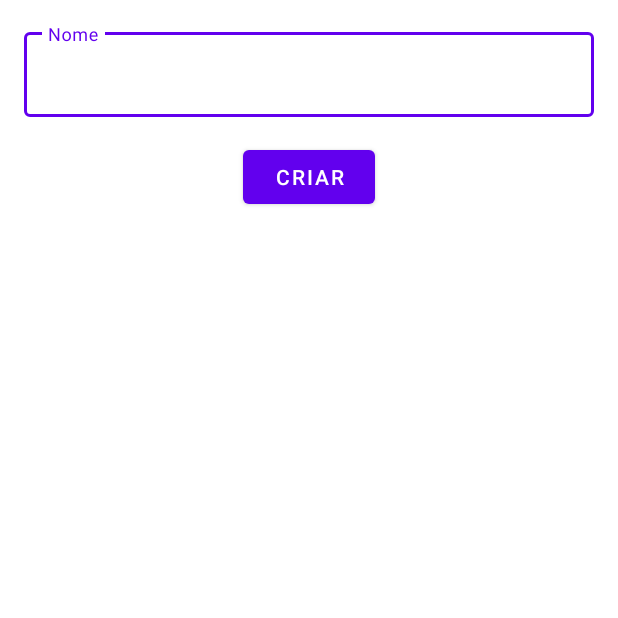
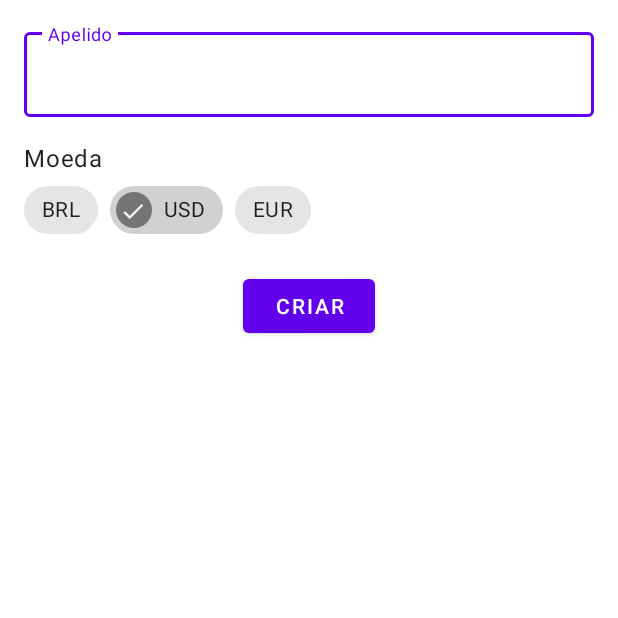
Before and after one commit to Irineu333/Vault, an Android app: the fragment PiggyBankFragment shown on its own in the app's theme, on a phone screen of 412 x 824 dp, the top half of it. Run offline under Robolectric (Android 15) with nearby library versions, the phone set to English and light mode, and no system bars.

```diff
--- a/app/src/main/java/com/neo/vault/ui/component/ValueView.kt
+++ b/app/src/main/java/com/neo/vault/ui/component/ValueView.kt
@@ -7,7 +7,7 @@ import android.widget.TextView
 import androidx.core.widget.TextViewCompat
 import com.neo.vault.R
 import com.neo.vault.model.Value
-import com.neo.vault.util.MoneyUtil
+import com.neo.vault.util.CurrencyUtil
 
 class ValueView(
     context: Context,
@@ -43,7 +43,7 @@ class ValueView(
     }
 
     private fun setupValue(value: Value) = with(tvValue) {
-        text = MoneyUtil.toCurrency(value.value)
+        text = CurrencyUtil.toCurrency(value.value)
 
         val textAppearance = when (value) {
             is Value.Total -> R.style.TextAppearance_ValueView_Value_Total
--- a/app/src/main/java/com/neo/vault/ui/fragment/createVault/PiggyBankFragment.kt
+++ b/app/src/main/java/com/neo/vault/ui/fragment/createVault/PiggyBankFragment.kt
@@ -5,7 +5,9 @@ import android.view.LayoutInflater
 import android.view.View
 import android.view.ViewGroup
 import androidx.fragment.app.Fragment
+import com.neo.vault.R
 import com.neo.vault.databinding.FragmentPiggyBankBinding
+import com.neo.vault.util.CurrencyUtil
 
 class PiggyBankFragment : Fragment() {
 
@@ -34,7 +36,27 @@ class PiggyBankFragment : Fragment() {
     override fun onViewCreated(view: View, savedInstanceState: Bundle?) {
         super.onViewCreated(view, savedInstanceState)
 
+        setupView()
+    }
 
+    private fun setupView() {
+        setupCurrency()
+    }
+
+    private fun setupCurrency() = with(binding.cgCurrency) {
+        when (CurrencyUtil.currency.currencyCode) {
+            "BRL" -> {
+                check(R.id.chip_brl)
+            }
+
+            "USD" -> {
+                check(R.id.chip_usd)
+            }
+
+            "EUR" -> {
+                check(R.id.chip_eur)
+            }
+        }
     }
 
 }
--- a/app/src/main/java/com/neo/vault/util/MoneyUtil.kt
+++ b/app/src/main/java/com/neo/vault/util/CurrencyUtil.kt
@@ -5,7 +5,7 @@ import com.neo.vault.app
 import java.util.*
 import java.util.regex.Pattern
 
-object MoneyUtil {
+object CurrencyUtil {
 
     val locale get() = ConfigurationCompat.getLocales(app.resources.configuration)[0]
     val currency get() = Currency.getInstance(locale)
--- a/app/src/main/res/layout/fragment_piggy_bank.xml
+++ b/app/src/main/res/layout/fragment_piggy_bank.xml
@@ -1,5 +1,6 @@
 <?xml version="1.0" encoding="utf-8"?>
 <LinearLayout xmlns:android="http://schemas.android.com/apk/res/android"
+    xmlns:app="http://schemas.android.com/apk/res-auto"
     android:layout_width="match_parent"
     android:layout_height="match_parent"
     android:orientation="vertical"
@@ -10,7 +11,7 @@
         style="@style/Widget.MaterialComponents.TextInputLayout.OutlinedBox"
         android:layout_width="match_parent"
         android:layout_height="wrap_content"
-        android:hint="Nome">
+        android:hint="Apelido">
 
         <com.google.android.material.textfield.TextInputEditText
             android:layout_width="match_parent"
@@ -18,6 +19,42 @@
 
     </com.google.android.material.textfield.TextInputLayout>
 
+    <TextView
+        android:layout_width="wrap_content"
+        android:layout_height="wrap_content"
+        android:layout_marginTop="16dp"
+        android:text="Moeda"
+        android:textAppearance="@style/TextAppearance.Material3.BodyLarge" />
+
+    <com.google.android.material.chip.ChipGroup
+        android:id="@+id/cg_currency"
+        android:layout_width="match_parent"
+        android:layout_height="wrap_content"
+        app:selectionRequired="true"
+        app:singleSelection="true">
+
+        <com.google.android.material.chip.Chip
+            android:id="@+id/chip_brl"
+            android:layout_width="wrap_content"
+            android:layout_height="match_parent"
+            android:checkable="true"
+            android:text="BRL" />
+
+        <com.google.android.material.chip.Chip
+            android:id="@+id/chip_usd"
+            android:layout_width="wrap_content"
+            android:layout_height="match_parent"
+            android:checkable="true"
+            android:text="USD" />
+
+        <com.google.android.material.chip.Chip
+            android:id="@+id/chip_eur"
+            android:layout_width="wrap_content"
+            android:layout_height="match_parent"
+            android:checkable="true"
+            android:text="EUR" />
+
+    </com.google.android.material.chip.ChipGroup>
 
     <com.google.android.material.button.MaterialButton
         android:layout_width="wrap_content"
```
Also changed, not shown: 2 other files.
